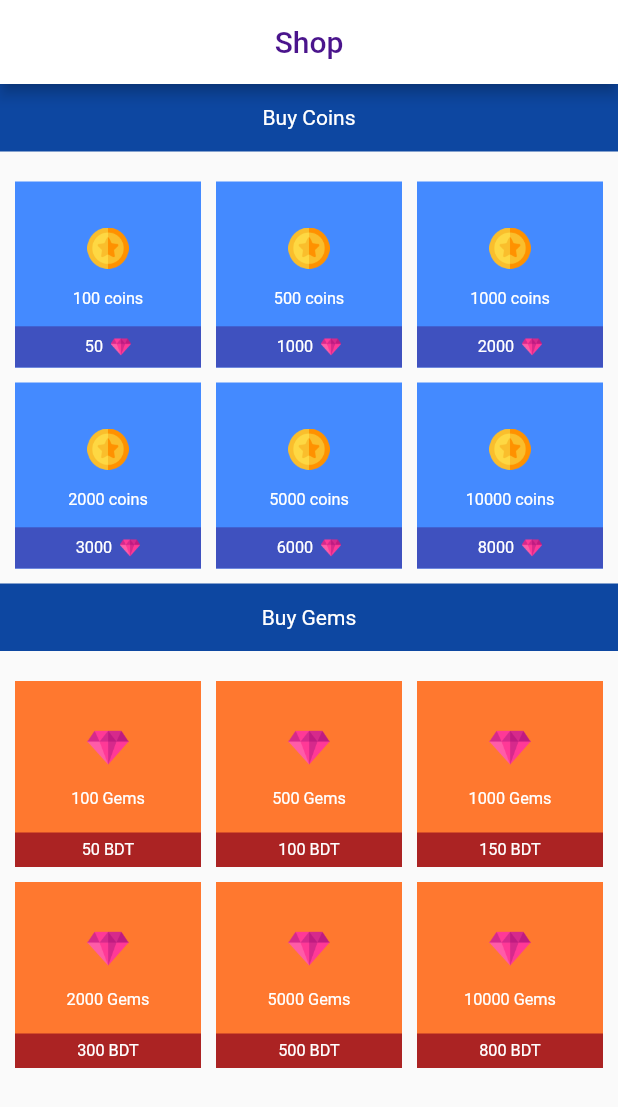
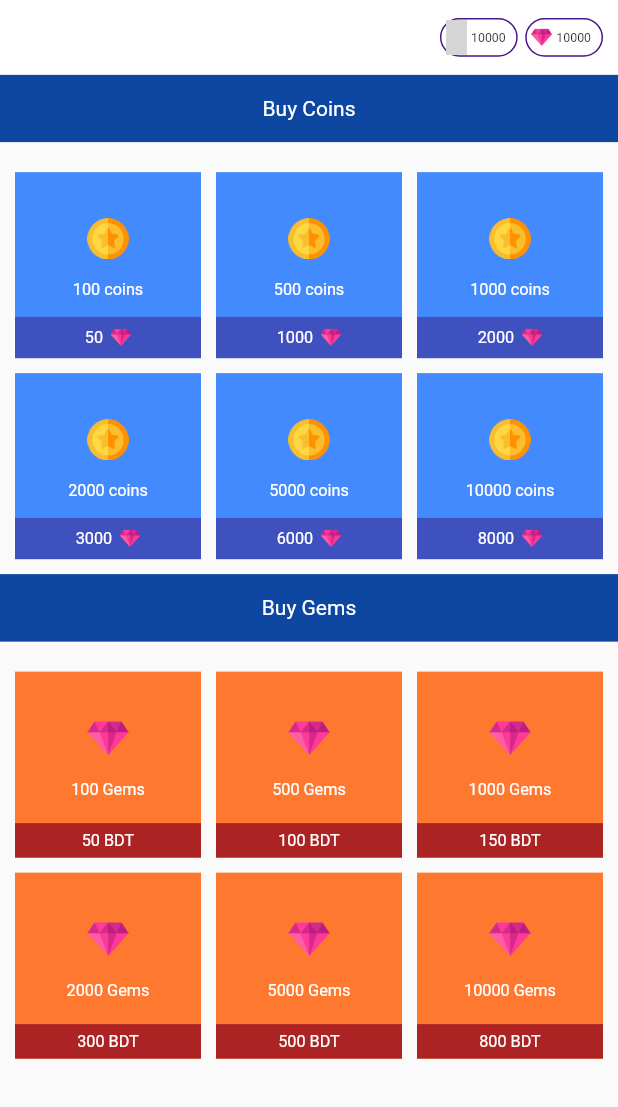
Before and after one commit to MohammadRakib/quizhouse, a Flutter app: the ShopView screen opened directly, on a phone screen of 412 x 824 dp. Shown: the top 1107 px of the screen. Run offline on Flutter 3.47's test engine with Material 2 defaults, Android fonts, the phone set to English and light mode, and no system bars; our stand-ins replace carousel_slider, flutter_spinkit, intl_phone_field, percent_indicator, sqflite; accounts and stored records are empty; grey boxes are pictures that could not be loaded.

Commit message:
shop finish

```diff
--- a/lib/viewModels/user/user_view_model.dart
+++ b/lib/viewModels/user/user_view_model.dart
@@ -29,6 +29,7 @@ class UserViewModel extends ChangeNotifier{
 
   set gems(dynamic value) {
     _gems = value;
+    notifyListeners();
   }
 
   dynamic get coin => _coin;
@@ -54,6 +55,6 @@ class UserViewModel extends ChangeNotifier{
     this.levelPercentage = levelPercentage;
     this.coin = coin;
     this.gems = gems;
-    notifyListeners();
   }
+
 }
--- a/lib/views/shop/coin/coin_item_view.dart
+++ b/lib/views/shop/coin/coin_item_view.dart
@@ -13,6 +13,7 @@ class CoinItemView extends StatelessWidget {
   @override
   Widget build(BuildContext context) {
     ShopVIewModel shopVIewModel = context.watch<ShopVIewModel>();
+    UserViewModel userViewModel = context.watch<UserViewModel>();
     final size = MediaQuery.of(context).size;
     final height = size.height;
     final width = size.width;
@@ -40,6 +41,7 @@ class CoinItemView extends StatelessWidget {
                     shopVIewModel.loading = true;
                     await shopVIewModel.onTapCoin(quantity, price);
                     shopVIewModel.loading = false;
+                    userViewModel.getCurrentUser(); // it is gonna update user information visually
                   },
                 ),
               ],
--- a/lib/views/shop/gem/gem_item_view.dart
+++ b/lib/views/shop/gem/gem_item_view.dart
@@ -3,6 +3,7 @@ import 'package:provider/provider.dart';
 import 'package:quizhouse/core/sharedWidgets/Loading.dart';
 import 'package:quizhouse/core/utils/color.dart';
 import 'package:quizhouse/viewModels/shop/shop_view_model.dart';
+import 'package:quizhouse/viewModels/user/user_view_model.dart';
 
 class GemItemView extends StatelessWidget {
   String quantity;
@@ -12,6 +13,7 @@ class GemItemView extends StatelessWidget {
   @override
   Widget build(BuildContext context) {
     ShopVIewModel shopVIewModel = context.watch<ShopVIewModel>();
+    UserViewModel userViewModel = context.watch<UserViewModel>();
     final size = MediaQuery.of(context).size;
     final height = size.height;
     final width = size.width;
@@ -39,6 +41,7 @@ class GemItemView extends StatelessWidget {
                     shopVIewModel.loading = true;
                     await shopVIewModel.onTapGem(quantity, price);
                     shopVIewModel.loading = false;
+                    userViewModel.getCurrentUser(); // it is gonna update user information visually
                   },
                 ),
               ],
--- /dev/null
+++ b/lib/views/shop/shop_player_status.dart
@@ -0,0 +1,98 @@
+import 'package:flutter/material.dart';
+import 'package:provider/provider.dart';
+import 'package:quizhouse/core/utils/color.dart';
+import 'package:quizhouse/viewModels/user/user_view_model.dart';
+
+class ShopPlayerStatus extends StatelessWidget implements PreferredSizeWidget{
+  final double height;
+  const ShopPlayerStatus({Key? key, this.height = kToolbarHeight,}) : super(key: key);
+
+  @override
+  Widget build(BuildContext context) {
+    UserViewModel userViewModel = context.watch<UserViewModel>();
+
+    final size = MediaQuery.of(context).size;
+    final height = size.height;
+    final width = size.width;
+    final orientation = MediaQuery.of(context).orientation;
+
+    return SafeArea(
+      child: Container(
+        color: const Color(appBarColor),
+        padding: const EdgeInsets.symmetric(vertical: 10),
+        child: Row(
+          mainAxisAlignment: MainAxisAlignment.end,
+          children: [
+            Container(
+              margin: const EdgeInsets.symmetric(vertical: 2),
+              height: orientation == Orientation.portrait? height/32 : height/19,
+              padding: const EdgeInsets.symmetric(horizontal: 3),
+              decoration: BoxDecoration(
+                borderRadius: const BorderRadius.all(Radius.circular(15.0)),
+                border: Border.all(
+                  color: const Color(primaryColor),
+                  width: 1,
+                ),
+                color: const Color(playerStatusGoldCoinColor),
+              ),
+              child: Row(
+                mainAxisAlignment: MainAxisAlignment.spaceEvenly,
+                children: [
+                  Image.asset('lib/assets/icons/coin.png',
+                    width: orientation == Orientation.portrait? width/30 : width/32,
+                    height: orientation == Orientation.portrait? height/30 : height/32,
+                  ),
+                  const SizedBox(width: 3,),
+                  Text(userViewModel.coin,
+                    style: TextStyle(
+                      fontSize: orientation == Orientation.portrait? height/100 : width/110,
+                    ),
+                  ),
+                  const SizedBox(width: 4,),
+                ],
+              ),
+            ),
+
+            const SizedBox(width: 5,),
+
+            Container(
+              margin: const EdgeInsets.symmetric(vertical: 2),
+              height: orientation == Orientation.portrait? height/32 : height/19,
+              padding: const EdgeInsets.symmetric(horizontal: 3),
+              decoration: BoxDecoration(
+                borderRadius: const BorderRadius.all(Radius.circular(15.0)),
+                border: Border.all(
+                  color: const Color(primaryColor),
+                  width: 1,
+                ),
+                color: const Color(playerStatusGoldCoinColor),
+              ),
+              child: Row(
+                mainAxisAlignment: MainAxisAlignment.spaceEvenly,
+                children: [
+                  Image.asset('lib/assets/icons/diamond.png',
+                    width: orientation == Orientation.portrait? width/30 : width/32,
+                    height: orientation == Orientation.portrait? height/30 : height/32,
+                  ),
+                  const SizedBox(width: 3,),
+                  Text(userViewModel.gems,
+                    style: TextStyle(
+                      fontSize: orientation == Orientation.portrait? height/100 : width/110,
+                    ),
+                  ),
+                  const SizedBox(width: 4,),
+                ],
+              ),
+            ),
+
+            const SizedBox(width: 10,),
+
+          ],
+        ),
+      ),
+    );
+  }
+
+  @override
+  Size get preferredSize => Size.fromHeight(height);
+}
--- a/lib/views/shop/shop_view.dart
+++ b/lib/views/shop/shop_view.dart
@@ -2,6 +2,7 @@ import 'package:flutter/material.dart';
 import 'package:quizhouse/core/utils/color.dart';
 import 'package:quizhouse/views/shop/coin/shop_coin_view.dart';
 import 'package:quizhouse/views/shop/gem/shop_gem_view.dart';
+import 'package:quizhouse/views/shop/shop_player_status.dart';
 
 class ShopView extends StatelessWidget {
   const ShopView({Key? key}) : super(key: key);
@@ -43,13 +44,7 @@ class ShopView extends StatelessWidget {
   @override
   Widget build(BuildContext context) {
     return Scaffold(
-      appBar: AppBar(
-        title: const Text('Shop',
-          style: TextStyle(color: Color(appBarTitleColor)),
-        ),
-        centerTitle: true,
-        backgroundColor: const Color(appBarColor),
-      ),
+      appBar: const ShopPlayerStatus(),
       body: ListView.builder(
           itemCount: 4,
           itemBuilder: (context,index) => listItem(index)
```
